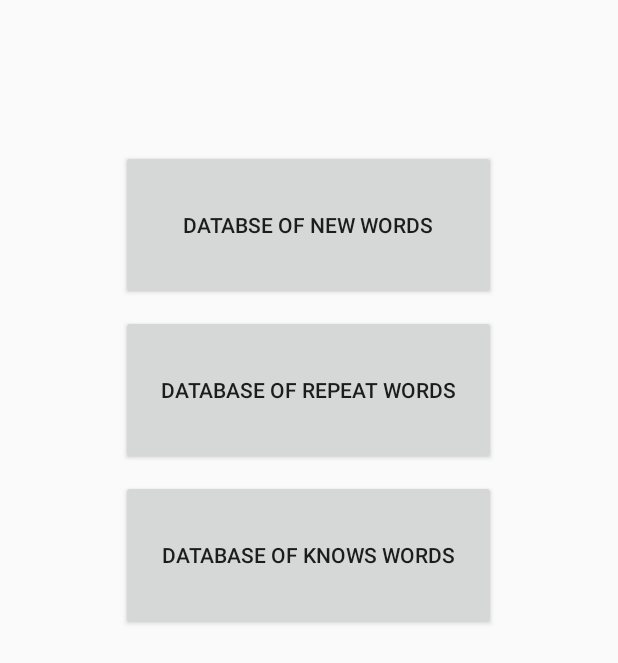
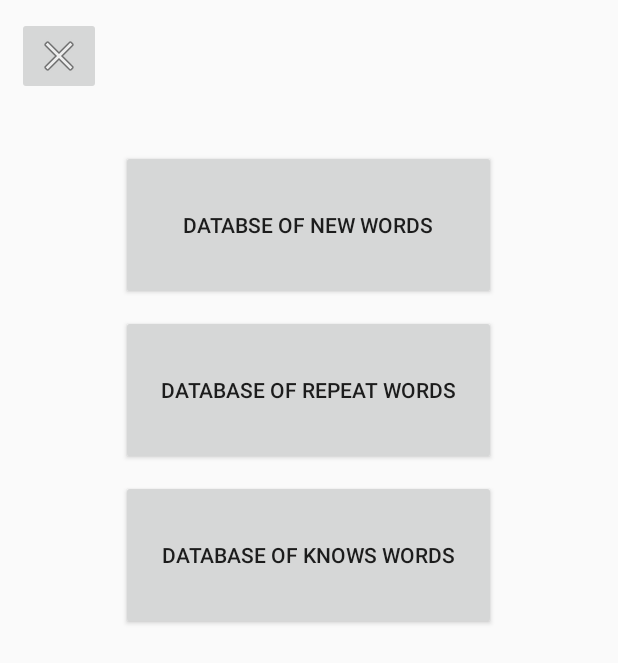
Before and after one commit to Aniquir/VocabularyLearningApp, an Android app: the ActivityAfterClickDbButton screen opened directly, with no data from a screen before it, on a phone screen of 412 x 824 dp. Shown: the top 663 px of the screen. Run offline under Robolectric (Android 15) with nearby library versions, the phone set to English and light mode, and no system bars.

Commit message:
add ImageButton to back to MainMenu in chosen activities

```diff
--- a/app/src/main/java/example/com/vocabularylearningapp/activities/ActivityAfterClickDbButton.java
+++ b/app/src/main/java/example/com/vocabularylearningapp/activities/ActivityAfterClickDbButton.java
@@ -5,6 +5,7 @@ import android.os.Bundle;
 import android.support.v7.app.AppCompatActivity;
 import android.view.View;
 import android.widget.Button;
+import android.widget.ImageButton;
 
 import example.com.vocabularylearningapp.R;
 
@@ -16,6 +17,16 @@ public class ActivityAfterClickDbButton extends AppCompatActivity {
     protected void onCreate(Bundle savedInstanceState) {
         super.onCreate(savedInstanceState);
         setContentView(R.layout.activity_after_click_db_button);
+
+        ImageButton backToMainMenuButton = findViewById(R.id.imageButtonBackToMainMenu);
+        backToMainMenuButton.setOnClickListener(new View.OnClickListener() {
+            @Override
+            public void onClick(View v) {
+                Intent myIntenet = new Intent(ActivityAfterClickDbButton.this,
+                        MainActivity.class);
+                startActivity(myIntenet);
+            }
+        });
 
         Button newWordButton = findViewById(R.id.buttonDbNewWords);
         newWordButton.setOnClickListener(new View.OnClickListener() {
--- a/app/src/main/res/layout/activity_after_click_db_button.xml
+++ b/app/src/main/res/layout/activity_after_click_db_button.xml
@@ -1,5 +1,6 @@
 <?xml version="1.0" encoding="utf-8"?>
 <RelativeLayout xmlns:android="http://schemas.android.com/apk/res/android"
+    xmlns:app="http://schemas.android.com/apk/res-auto"
     xmlns:tools="http://schemas.android.com/tools"
     android:layout_width="match_parent"
     android:layout_height="match_parent"
@@ -38,4 +39,14 @@
         android:height="100dp"
         android:text="@string/database_of_knows_words" />
 
+    <ImageButton
+        android:id="@+id/imageButtonBackToMainMenu"
+        android:layout_width="wrap_content"
+        android:layout_height="wrap_content"
+        android:layout_alignParentStart="true"
+        android:layout_alignParentTop="true"
+        android:layout_marginStart="11dp"
+        android:layout_marginTop="11dp"
+        app:srcCompat="@android:drawable/ic_menu_close_clear_cancel" />
+
 </RelativeLayout>
```
Also changed, not shown: app/src/main/java/example/com/vocabularylearningapp/Activities/ActivityAfterClickStartButton.java (+11 -0 lines), app/src/main/java/example/com/vocabularylearningapp/activities/ActivityDatabaseView.java (+13 -0 lines), app/src/main/java/example/com/vocabularylearningapp/activities/ActivityFirstTranslationWord.java (+11 -0 lines), app/src/main/java/example/com/vocabularylearningapp/activities/ActivitySecondTranslationWord.java (+11 -0 lines), app/src/main/res/layout/activity_after_click_start_button.xml (+11 -0 lines), app/src/main/res/layout/activity_database_view.xml (+11 -0 lines), app/src/main/res/layout/activity_first_translation.xml (+11 -0 lines), app/src/main/res/layout/activity_second_translation.xml (+12 -0 lines).
